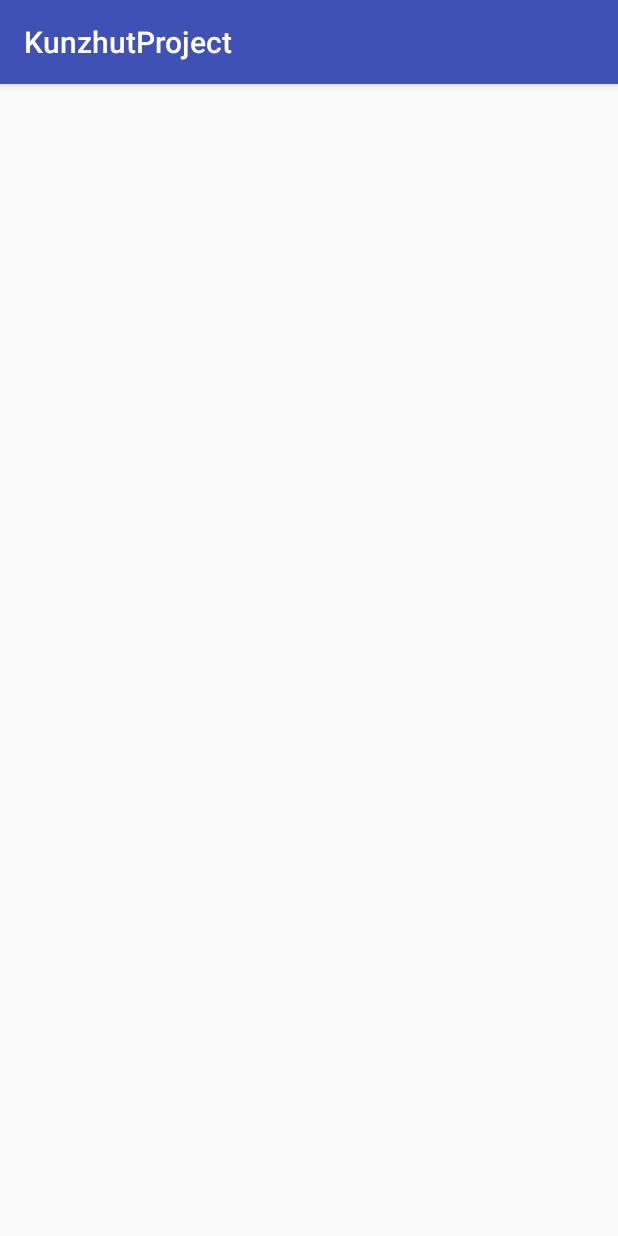
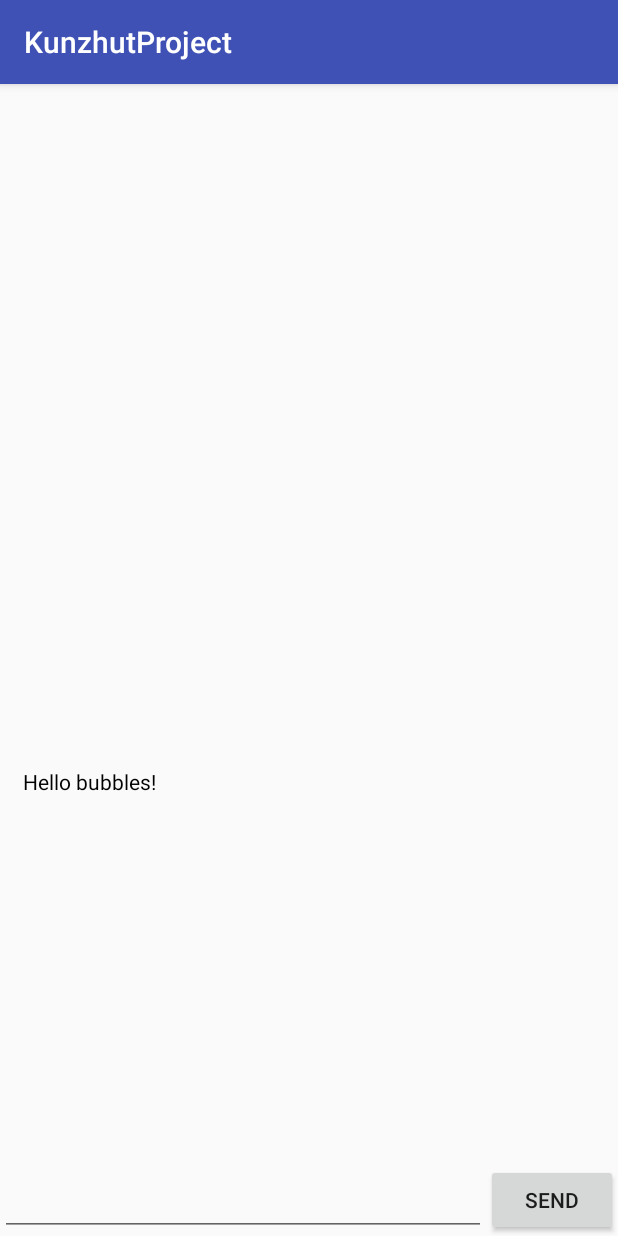
Before and after one commit to alexmusiienko/Kunzhut, an Android app: the screen it shows after launch (MainActivity), after a tap on "BUTTON", on a phone screen of 412 x 824 dp. Run offline under Robolectric (Android 15) with nearby library versions, the phone set to English and light mode, and no system bars.

Commit message:
Did better view of Chat Layout

```diff
--- a/app/src/main/java/com/example/alexm/kunzhutproject/ChatFragmant.java
+++ b/app/src/main/java/com/example/alexm/kunzhutproject/ChatFragmant.java
@@ -1,10 +1,23 @@
 package com.example.alexm.kunzhutproject;
 
+import android.os.Bundle;
 import android.support.v4.app.Fragment;
+import android.view.LayoutInflater;
+import android.view.View;
+import android.view.ViewGroup;
 
 /**
  * Created by lubcik on 09.03.17.
  */
 
 public class ChatFragmant extends Fragment {
+    @Override
+    public View onCreateView(LayoutInflater inflater,
+                             ViewGroup container,
+                             Bundle savedInstanceState) {
+
+        View view = inflater.inflate(R.layout.chat_fragment, container, false);
+
+        return view;
+    }
 }
--- a/app/src/main/res/layout/chat_fragment.xml
+++ b/app/src/main/res/layout/chat_fragment.xml
@@ -1,6 +1,50 @@
 <?xml version="1.0" encoding="utf-8"?>
 <LinearLayout xmlns:android="http://schemas.android.com/apk/res/android"
-    android:orientation="vertical" android:layout_width="match_parent"
-    android:layout_height="match_parent">
+    android:layout_width="fill_parent"
+    android:layout_height="fill_parent"
+    android:orientation="vertical" >
 
+    <ListView
+        android:id="@+id/listView1"
+        android:layout_width="match_parent"
+        android:layout_height="370dp"
+        android:layout_marginBottom="80dp">
+    </ListView>
+
+    <RelativeLayout
+        android:id="@+id/form"
+        android:layout_width="fill_parent"
+        android:layout_height="wrap_content"
+        android:layout_alignParentBottom="true"
+        android:layout_alignParentLeft="true"
+        android:orientation="vertical" >
+        <TextView
+            android:id="@+id/comment"
+            android:layout_width="wrap_content"
+            android:layout_height="wrap_content"
+            android:layout_gravity="center"
+            android:layout_margin="5dip"
+            android:paddingLeft="10dip"
+            android:text="Hello bubbles!"
+            android:textColor="@android:color/primary_text_light" />
+        <EditText
+            android:layout_width="wrap_content"
+            android:layout_height="wrap_content"
+            android:inputType="textMultiLine"
+            android:ems="10"
+            android:id="@+id/chatText"
+            android:layout_alignParentBottom="true"
+            android:layout_alignParentLeft="true"
+            android:layout_alignParentStart="true"
+            android:layout_toLeftOf="@+id/buttonSend" />
+
+        <Button
+            android:layout_width="wrap_content"
+            android:layout_height="wrap_content"
+            android:text="Send"
+            android:id="@+id/buttonSend"
+            android:layout_alignBottom="@+id/chatText"
+            android:layout_alignParentRight="true"
+            android:layout_alignParentEnd="true" />
+    </RelativeLayout>
 </LinearLayout>
```
Also changed, not shown: app/src/main/res/layout/activity_main.xml (line endings or trailing spaces).
